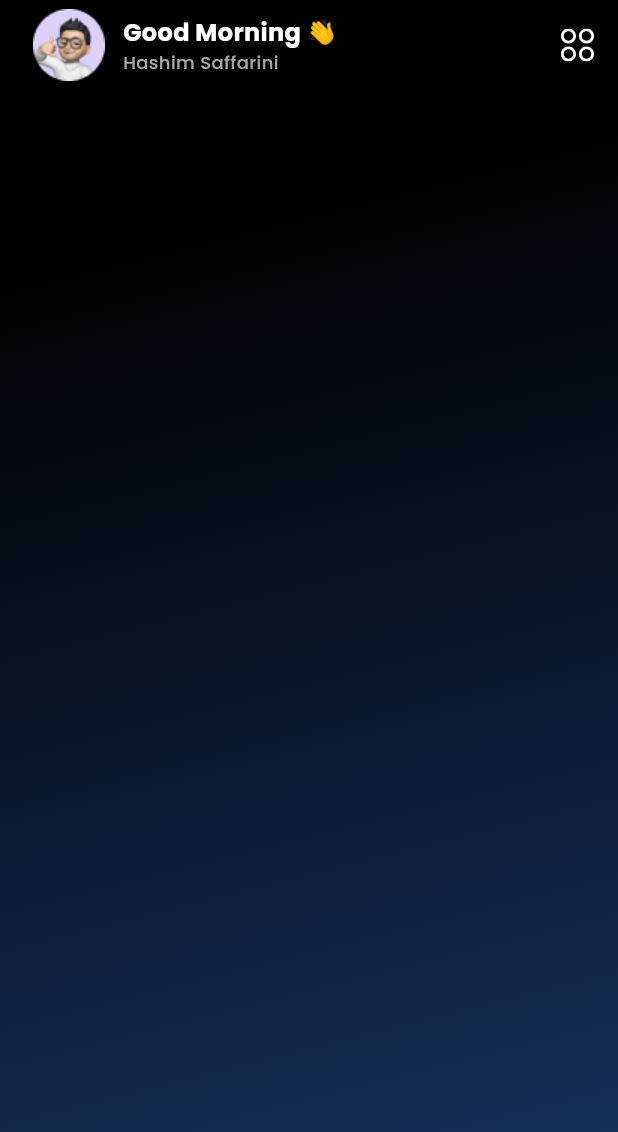
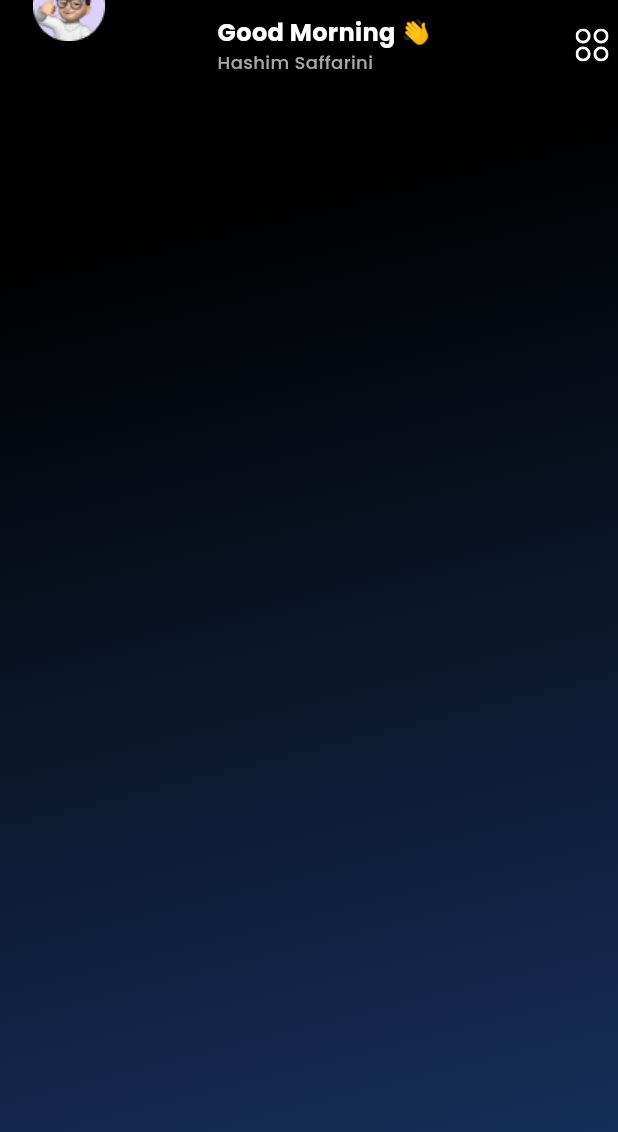
Before and after one commit to hashimsaffarini/Animated_AppBar, a Flutter app: the first screen one second after launch, on a phone screen of 412 x 824 dp. Shown: the top 1132 px of the screen. Run offline on Flutter 3.47's test engine with Material 3 defaults, Android fonts, the phone set to English and light mode, and no system bars; our stand-ins replace flutter_svg, google_fonts.

Commit message:
Refactor AnimatedAppBar to use animation controller and transitions

```diff
--- a/lib/widgets/animated_app_bar.dart
+++ b/lib/widgets/animated_app_bar.dart
@@ -2,8 +2,56 @@ import 'package:flutter/material.dart';
 import 'package:flutter_svg/svg.dart';
 import 'package:google_fonts/google_fonts.dart';
 
-class AnimatedAppBar extends StatelessWidget {
+class AnimatedAppBar extends StatefulWidget {
   const AnimatedAppBar({super.key});
+
+  @override
+  State<AnimatedAppBar> createState() => _AnimatedAppBarState();
+}
+
+class _AnimatedAppBarState extends State<AnimatedAppBar>
+    with SingleTickerProviderStateMixin {
+  late AnimationController _controller;
+  late Animation<Offset> _animation;
+  late Animation<Offset> _animation2;
+
+  @override
+  void initState() {
+    super.initState();
+    _controller = AnimationController(
+      duration: const Duration(milliseconds: 1500),
+      vsync: this,
+    );
+
+    _animation = Tween<Offset>(
+      begin: const Offset(0, -1),
+      end: Offset.zero,
+    ).animate(
+      CurvedAnimation(
+        parent: _controller,
+        curve: Curves.easeInOut,
+      ),
+    );
+
+    _animation2 = Tween<Offset>(
+      begin: const Offset(1, 0),
+      end: Offset.zero,
+    ).animate(
+      CurvedAnimation(
+        parent: _controller,
+        curve: Curves.easeInOut,
+      ),
+    );
+
+
+    _controller.forward();
+  }
+
+  @override
+  void dispose() {
+    super.dispose();
+    _controller.dispose();
+  }
 
   @override
   Widget build(BuildContext context) {
@@ -12,12 +60,17 @@ class AnimatedAppBar extends StatelessWidget {
         padding: const EdgeInsets.symmetric(horizontal: 16),
         child: Row(
           children: [
-            Image.asset(
+            SlideTransition(
+              position: _animation,
+              child: Image.asset(
                 'assets/images/memoji.png',
                 height: 60,
               ),
+            ),
             const SizedBox(width: 6),
-            Column(
+            SlideTransition(
+              position: _animation2,
+              child: Column(
                 crossAxisAlignment: CrossAxisAlignment.start,
                 children: [
                   Text(
@@ -38,9 +91,13 @@ class AnimatedAppBar extends StatelessWidget {
                   ),
                 ],
               ),
+            ),
             const Spacer(),
-            SvgPicture.asset(
+            SlideTransition(
+              position: _animation2,
+              child: SvgPicture.asset(
                 'assets/svgs/Shape.svg',
+              ),
             ),
           ],
         ),
```
Lines whose indentation alone changed are shown as unchanged.
